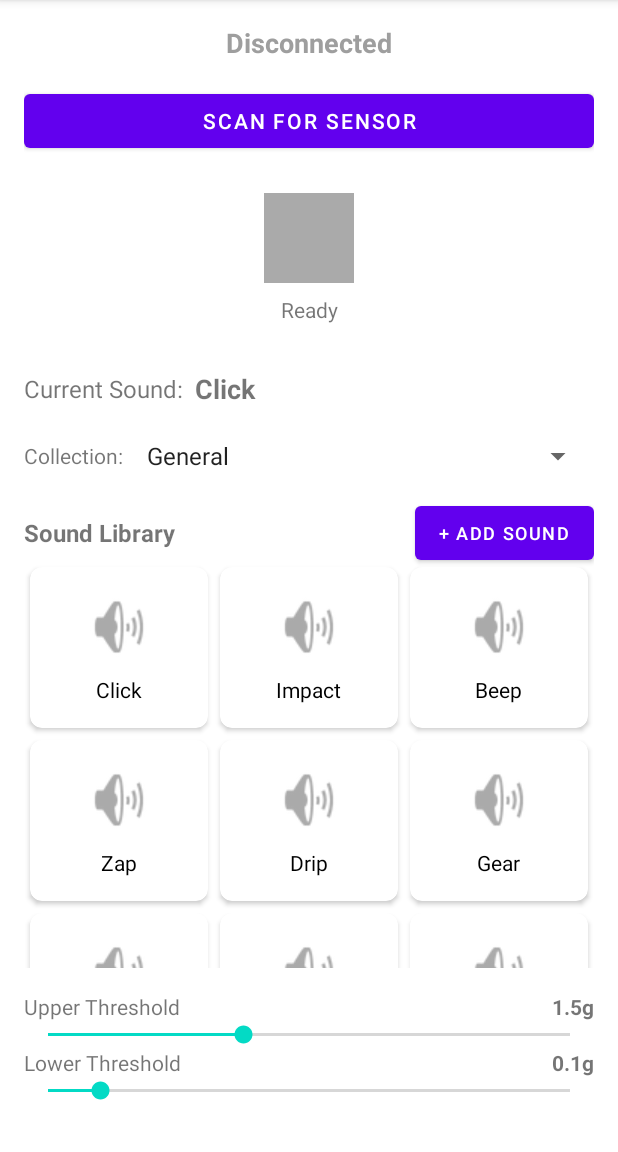
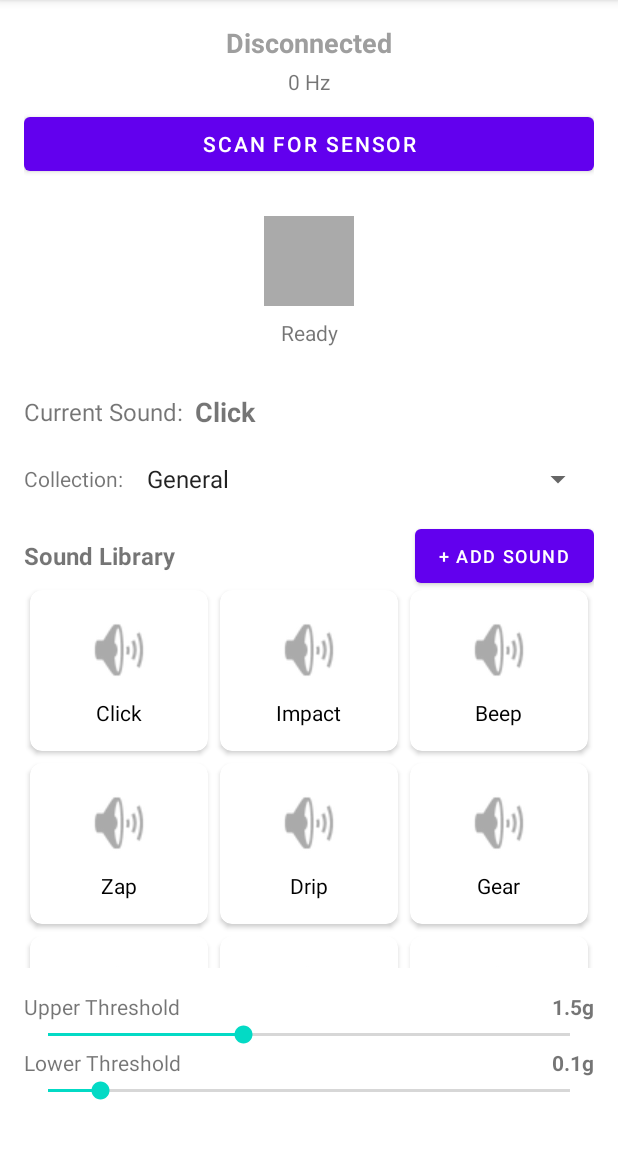
Before and after one commit to gwbischof/beatbag, an Android app: the screen it shows after launch (MainActivity), on a phone screen of 412 x 824 dp, the part 84-1236 px from its top. Run offline under Robolectric (Android 15) with nearby library versions, the phone set to English and light mode, and no system bars.

Commit message:
display data rate

```diff
--- a/app/src/main/java/com/beatbag/MainActivity.kt
+++ b/app/src/main/java/com/beatbag/MainActivity.kt
@@ -36,6 +36,7 @@ class MainActivity : AppCompatActivity() {
     private lateinit var audioManager: BeatBagAudioManager
 
     private lateinit var statusText: TextView
+    private lateinit var dataRateText: TextView
     private lateinit var connectButton: Button
     private lateinit var kickIndicator: View
     private lateinit var kickText: TextView
@@ -51,6 +52,10 @@ class MainActivity : AppCompatActivity() {
     private lateinit var soundAdapter: SoundAdapter
     private val foundDevices = mutableListOf<Pair<String, String>>()
     private var isConnected = false
+
+    // Data rate tracking
+    private var packetCount = 0
+    private var lastRateUpdate = System.currentTimeMillis()
 
     // File picker for adding custom sounds
     private val pickAudioFile = registerForActivityResult(ActivityResultContracts.GetContent()) { uri: Uri? ->
@@ -72,6 +77,7 @@ class MainActivity : AppCompatActivity() {
 
         // Initialize views
         statusText = findViewById(R.id.statusText)
+        dataRateText = findViewById(R.id.dataRateText)
         connectButton = findViewById(R.id.connectButton)
         kickIndicator = findViewById(R.id.kickIndicator)
         kickText = findViewById(R.id.kickText)
@@ -162,12 +168,30 @@ class MainActivity : AppCompatActivity() {
                     connectButton.text = getString(R.string.scan_for_sensor)
                     kickIndicator.setBackgroundColor(ContextCompat.getColor(this@MainActivity, R.color.sensor_disconnected))
                     kickText.text = "Ready"
+                    dataRateText.text = "0 Hz"
+                    packetCount = 0
+                    lastRateUpdate = System.currentTimeMillis()
                 }
             }
 
             override fun onSensorData(data: BleManager.SensorData) {
                 // Process kick detection
                 kickDetector.processSensorData(data.adjustedAccel)
+
+                // Update data rate
+                packetCount++
+                val now = System.currentTimeMillis()
+                val elapsed = now - lastRateUpdate
+
+                // Update display every second
+                if (elapsed >= 1000) {
+                    val rate = (packetCount * 1000.0 / elapsed).toInt()
+                    runOnUiThread {
+                        dataRateText.text = "$rate Hz"
+                    }
+                    packetCount = 0
+                    lastRateUpdate = now
+                }
             }
 
             override fun onError(message: String) {
--- a/app/src/main/res/layout/activity_main.xml
+++ b/app/src/main/res/layout/activity_main.xml
@@ -21,14 +21,26 @@
         app:layout_constraintStart_toStartOf="parent"
         app:layout_constraintEnd_toEndOf="parent" />
 
+    <!-- Data Rate -->
+    <TextView
+        android:id="@+id/dataRateText"
+        android:layout_width="wrap_content"
+        android:layout_height="wrap_content"
+        android:text="0 Hz"
+        android:textSize="14sp"
+        android:layout_marginTop="4dp"
+        app:layout_constraintTop_toBottomOf="@id/statusText"
+        app:layout_constraintStart_toStartOf="parent"
+        app:layout_constraintEnd_toEndOf="parent" />
+
     <!-- Scan/Connect Button -->
     <Button
         android:id="@+id/connectButton"
         android:layout_width="0dp"
         android:layout_height="wrap_content"
         android:text="@string/scan_for_sensor"
-        android:layout_marginTop="16dp"
-        app:layout_constraintTop_toBottomOf="@id/statusText"
+        android:layout_marginTop="8dp"
+        app:layout_constraintTop_toBottomOf="@id/dataRateText"
         app:layout_constraintStart_toStartOf="parent"
         app:layout_constraintEnd_toEndOf="parent" />
 
```
